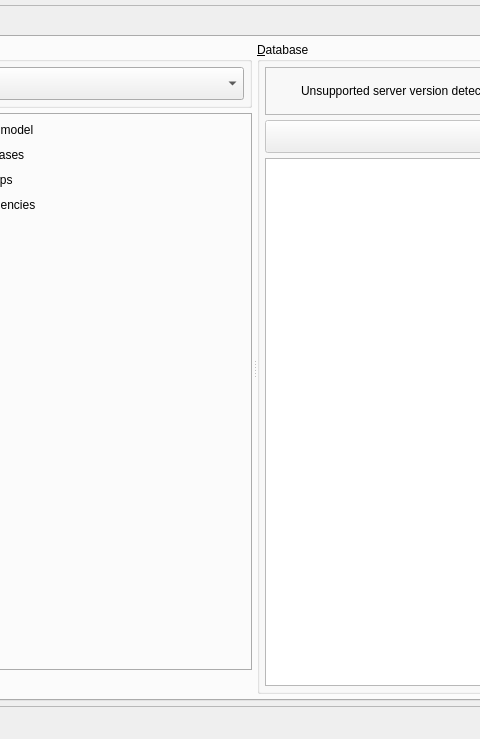
Qt form libs/libgui/ui/tools/databaseimportform.ui (pgmodeler/pgmodeler) before a commit; both pictures show x 200 to 680 and y 0 to 739 of the 936 by 739 pixel window.
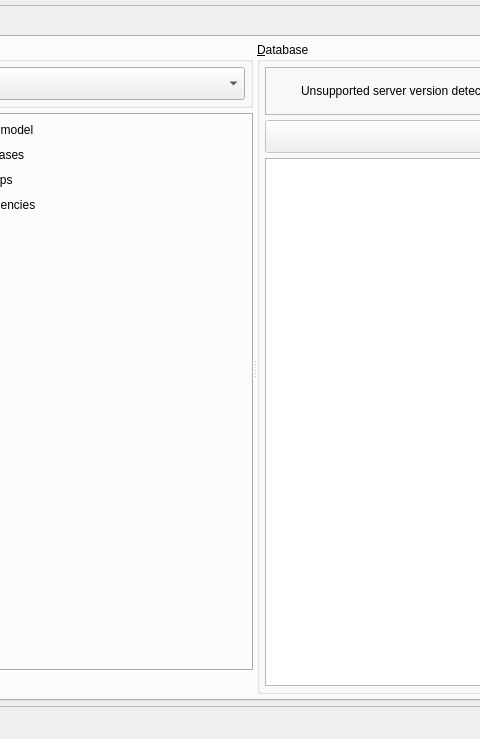
The same form after that commit. Icons and pictures are not drawn.

```diff
--- a/libs/libgui/ui/tools/databaseimportform.ui
+++ b/libs/libgui/ui/tools/databaseimportform.ui
@@ -137,7 +137,7 @@
              <enum>Qt::Horizontal</enum>
             </property>
             <property name="handleWidth">
-             <number>5</number>
+             <number>4</number>
             </property>
             <property name="childrenCollapsible">
              <bool>false</bool>
```
